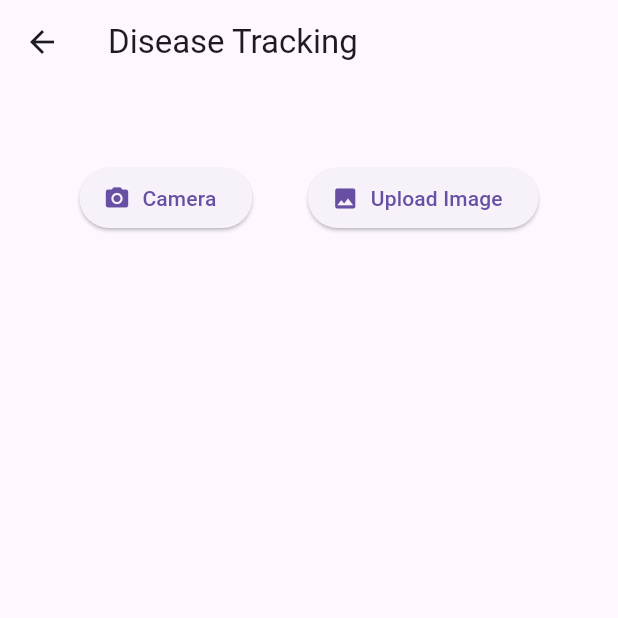
After one commit to DhayananthB/proton, a Flutter app: the screen it shows after launch, after a tap on "Disease Track", on a phone screen of 412 x 824 dp, the top half of it. The commit adds this screen. Run offline on Flutter 3.47's test engine with Material 3 defaults, Android fonts, the phone set to English and light mode, and no system bars; our stand-ins replace image_picker, shared_preferences, speech_to_text.

Commit message:
added disese prediction

```diff
--- /dev/null
+++ b/lib/screens/disease_tracking_page.dart
@@ -0,0 +1,116 @@
+import 'dart:io';
+import 'package:flutter/material.dart';
+import 'package:image_picker/image_picker.dart';
+import 'package:http/http.dart' as http;
+import 'dart:convert';
+import 'package:provider/provider.dart';
+import '../providers/language_provider.dart';
+
+class DiseaseTrackingPage extends StatefulWidget {
+  const DiseaseTrackingPage({super.key});
+
+  @override
+  State<DiseaseTrackingPage> createState() => _DiseaseTrackingPageState();
+}
+
+class _DiseaseTrackingPageState extends State<DiseaseTrackingPage> {
+  File? _image;
+  bool _loading = false;
+  Map<String, dynamic>? _result;
+
+  Future<void> _pickImage(ImageSource source) async {
+    final pickedFile = await ImagePicker().pickImage(source: source);
+    if (pickedFile == null) return;
+
+    setState(() {
+      _image = File(pickedFile.path);
+      _loading = true;
+      _result = null;
+    });
+
+    await _uploadImage(_image!);
+  }
+
+  Future<void> _uploadImage(File image) async {
+    final lang = Provider.of<LanguageProvider>(context, listen: false).language;
+    final url = Uri.parse('https://pestclassify.onrender.com/predict?lang=$lang');
+    final request = http.MultipartRequest('POST', url)
+      ..files.add(await http.MultipartFile.fromPath('file', image.path));
+
+    try {
+      final response = await request.send();
+      if (response.statusCode == 200) {
+        final respStr = await response.stream.bytesToString();
+        setState(() {
+          _result = json.decode(respStr);
+          _loading = false;
+        });
+      } else {
+        setState(() {
+          _loading = false;
+        });
+        _showError();
+      }
+    } catch (e) {
+      setState(() {
+        _loading = false;
+      });
+      _showError();
+    }
+  }
+
+  void _showError() {
+    ScaffoldMessenger.of(context).showSnackBar(
+      const SnackBar(content: Text('Failed to get prediction. Try again.')),
+    );
+  }
+
+  @override
+  Widget build(BuildContext context) {
+    final lang = Provider.of<LanguageProvider>(context).language;
+    return Scaffold(
+      appBar: AppBar(
+        title: Text(lang == 'ta' ? 'நோய் கண்காணிப்பு' : 'Disease Tracking'),
+      ),
+      body: Padding(
+        padding: const EdgeInsets.all(16.0),
+        child: Column(
+          children: [
+            if (_image != null)
+              Image.file(_image!, height: 200),
+            const SizedBox(height: 16),
+            if (_loading)
+              const CircularProgressIndicator()
+            else if (_result != null)
+              Column(
+                crossAxisAlignment: CrossAxisAlignment.start,
+                children: [
+                  Text('${lang == 'ta' ? 'நோய் பெயர்' : 'Disease'}: ${_result!['disease_name']}'),
+                  const SizedBox(height: 8),
+                  Text('${lang == 'ta' ? 'சிகிச்சை' : 'Remedy'}: ${_result!['remedy']}'),
+                  const SizedBox(height: 8),
+                  Text('${lang == 'ta' ? 'மருந்து' : 'Medicine'}: ${_result!['medicine']}'),
+                ],
+              ),
+            const SizedBox(height: 20),
+            Row(
+              mainAxisAlignment: MainAxisAlignment.spaceEvenly,
+              children: [
+                ElevatedButton.icon(
+                  onPressed: () => _pickImage(ImageSource.camera),
+                  icon: const Icon(Icons.camera_alt),
+                  label: Text(lang == 'ta' ? 'கேமரா' : 'Camera'),
+                ),
+                ElevatedButton.icon(
+                  onPressed: () => _pickImage(ImageSource.gallery),
+                  icon: const Icon(Icons.photo),
+                  label: Text(lang == 'ta' ? 'படம் பதிவேற்று' : 'Upload Image'),
+                ),
+              ],
+            )
+          ],
+        ),
+      ),
+    );
+  }
+}
--- a/lib/screens/home_page.dart
+++ b/lib/screens/home_page.dart
@@ -3,6 +3,7 @@ import 'package:provider/provider.dart';
 import '../providers/language_provider.dart';
 import '../screens/chatbot_page.dart';
 import '../screens/weather_page.dart';
+import '../screens/disease_tracking_page.dart';
 
 class HomePage extends StatelessWidget {
   const HomePage({super.key});
@@ -43,19 +44,31 @@ class HomePage extends StatelessWidget {
               Colors.orange,
               const WeatherPage(),
             ),
+            _buildGridItem(
+              context,
+              languageProvider.language == 'ta'
+                  ? 'நோய் கண்காணிப்பு'
+                  : 'Disease Track',
+              Icons.healing,
+              Colors.green,
+              const DiseaseTrackingPage(),
+            ),
           ],
         ),
       ),
     );
   }
 
-  Widget _buildGridItem(BuildContext context, String title, IconData icon, Color color, Widget page) {
+  Widget _buildGridItem(
+    BuildContext context,
+    String title,
+    IconData icon,
+    Color color,
+    Widget page,
+  ) {
     return GestureDetector(
       onTap: () {
-        Navigator.push(
-          context,
-          MaterialPageRoute(builder: (context) => page),
-        );
+        Navigator.push(context, MaterialPageRoute(builder: (context) => page));
       },
       child: Container(
         decoration: BoxDecoration(
@@ -69,7 +82,11 @@ class HomePage extends StatelessWidget {
             const SizedBox(height: 10),
             Text(
               title,
-              style: const TextStyle(fontSize: 18, fontWeight: FontWeight.bold, color: Colors.white),
+              style: const TextStyle(
+                fontSize: 18,
+                fontWeight: FontWeight.bold,
+                color: Colors.white,
+              ),
             ),
           ],
         ),
--- a/pubspec.yaml
+++ b/pubspec.yaml
@@ -38,6 +38,8 @@ dependencies:
   speech_to_text: ^7.0.0
   shared_preferences: ^2.2.2
   provider: ^6.1.4
+  http: ^1.3.0
+  image_picker: ^1.1.2
 
 dev_dependencies:
   flutter_test:
```
Also changed, not shown: pubspec.lock, 1 other file.
